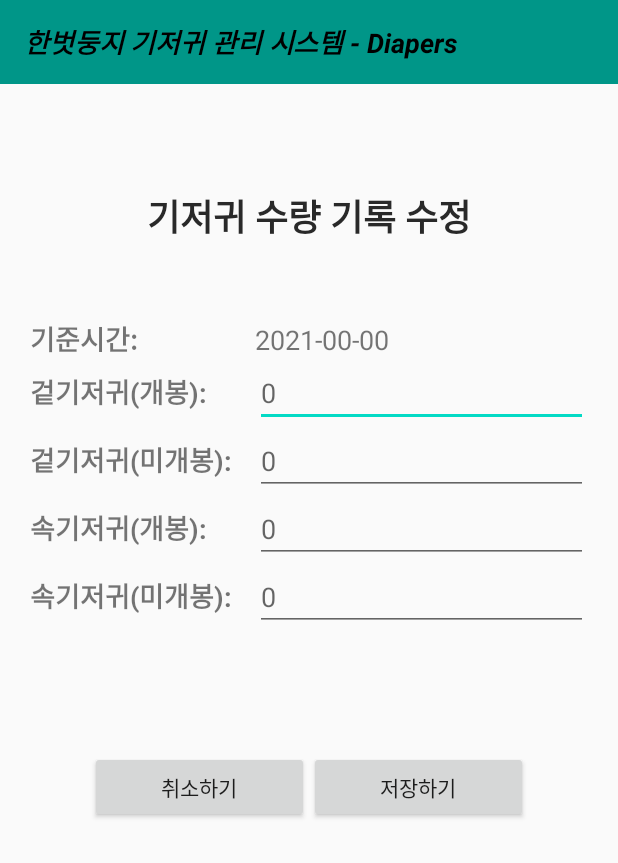
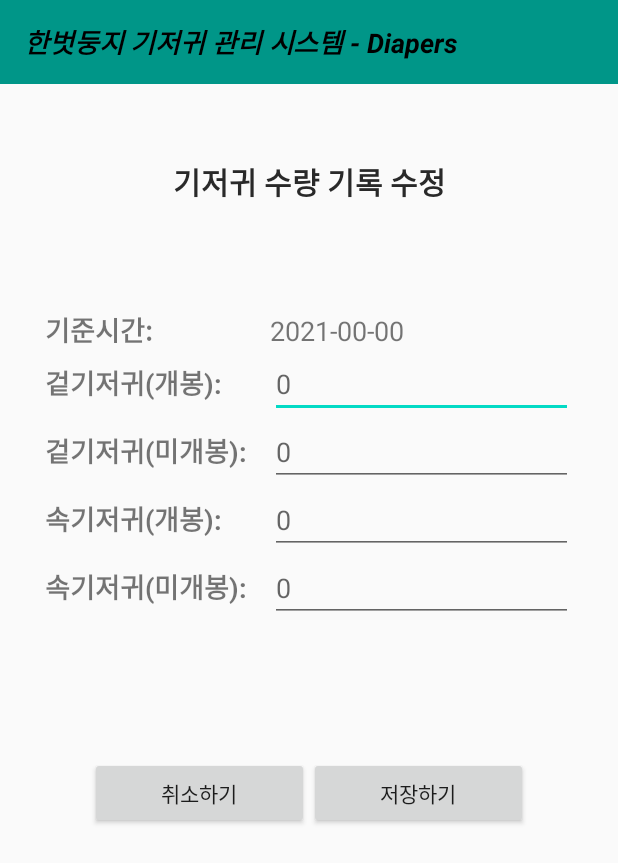
Before and after one commit to chachacha12/Diaper_project, an Android app: the LogModifyActivity screen opened directly, with no data from a screen before it, on a phone screen of 412 x 824 dp. Shown: the top 863 px of the screen. Run offline under Robolectric (Android 15) with nearby library versions, the light colour scheme and no system bars; libraries missing offline, so code that uses them is left out: com.github.mikephil.charting; 1 statement that could not run was skipped.

Commit message:
1. userinfoActiivty완료- 특정 사용자 계정 삭제하면 그 즉시 갱신 2. 몇가지 UI 변경

```diff
--- a/app/src/main/java/com/example/diaper_project/MainActivity.kt
+++ b/app/src/main/java/com/example/diaper_project/MainActivity.kt
@@ -152,8 +152,6 @@ class MainActivity : BasicActivity() {
             R.id.cnt_info -> {                    //이용자정보버튼을 선택했을시
 
             }
-
-
         }
         return super.onOptionsItemSelected(item)
     }
--- a/app/src/main/res/layout/activity_log_modify.xml
+++ b/app/src/main/res/layout/activity_log_modify.xml
@@ -41,18 +41,25 @@
         android:layout_marginEnd="20dp"
         android:layout_marginRight="20dp"
         android:layout_marginBottom="20dp"
-        android:orientation="vertical">
+        android:orientation="vertical"
+        android:padding="10dp">
 
         <TextView
             android:id="@+id/textView10"
             android:layout_width="match_parent"
             android:layout_height="wrap_content"
-            android:layout_margin="50dp"
+            android:layout_margin="20dp"
             android:gravity="center"
             android:text="기저귀 수량 기록 수정"
             android:textColor="#292929"
-            android:textSize="24sp"
+            android:textSize="20sp"
             android:textStyle="bold" />
+
+        <LinearLayout
+            android:layout_width="wrap_content"
+            android:layout_height="wrap_content"
+            android:layout_marginTop="50dp"
+            android:orientation="vertical">
 
             <LinearLayout
                 android:layout_width="match_parent"
@@ -175,6 +182,8 @@
 
         </LinearLayout>
 
+    </LinearLayout>
+
     <LinearLayout
         android:id="@+id/LinearLayout2"
         android:layout_width="match_parent"
--- a/app/src/main/res/layout/activity_userinfo.xml
+++ b/app/src/main/res/layout/activity_userinfo.xml
@@ -54,7 +54,7 @@
                 android:layout_height="wrap_content"
                 android:layout_margin="20dp"
                 android:gravity="center|left"
-                android:text="현재 접속 계정"
+                android:text="[현재 접속 계정]"
                 android:textColor="#070707"
                 android:textSize="18sp" />
 
@@ -77,7 +77,8 @@
                     android:id="@+id/name"
                     android:layout_width="100dp"
                     android:layout_height="wrap_content"
-                    android:textColor="#50B83D"
+                    android:layout_margin="5dp"
+                    android:textColor="#0B0B0A"
                     android:textSize="18sp" />
             </LinearLayout>
 
@@ -94,6 +95,7 @@
                 android:id="@+id/textView16"
                 android:layout_width="match_parent"
                 android:layout_height="wrap_content"
+                android:layout_margin="10dp"
                 android:layout_weight="1"
                 android:gravity="center"
                 android:text="----------등록된 종사자 계정 정보----------"
--- a/app/src/main/res/menu/settings.xml
+++ b/app/src/main/res/menu/settings.xml
@@ -2,13 +2,13 @@
 <menu xmlns:android="http://schemas.android.com/apk/res/android">
     <item
         android:id="@+id/account"
-        android:title="계정정보" />
+        android:title="계정 정보" />
     <item
         android:id="@+id/cnt_info"
-        android:title="이용자들 정보" />
+        android:title="이용자 정보" />
     <item
         android:id="@+id/statistic"
-        android:title="통계 및 보고서" />
+        android:title="기저귀 관리 통계" />
     <item
         android:id="@+id/logout"
         android:title="로그아웃" />
```
Also changed, not shown: app/src/main/java/com/example/diaper_project/GraphFragment.kt (+38 -5 lines), app/src/main/java/com/example/diaper_project/UserinfoActivity.kt (+9 -4 lines). Lines whose indentation alone changed are shown as unchanged.
